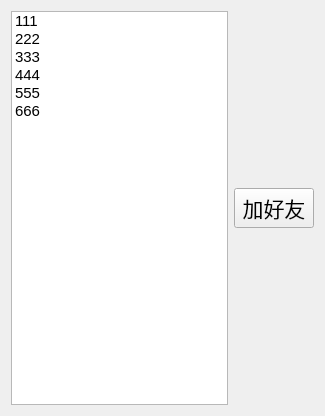
This is TcpClient/online.ui in Jiwj-sudo/Web-disk-project as Qt 5 draws it before an edit. The edited form follows.
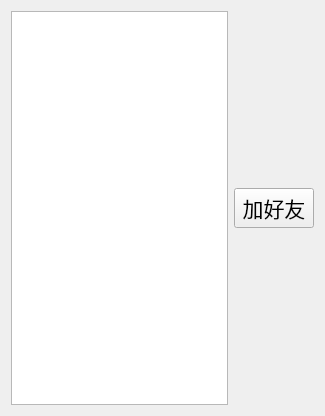
This is the edited form.

Patch:
```diff
--- a/TcpClient/online.ui
+++ b/TcpClient/online.ui
@@ -23,36 +23,6 @@
          <pointsize>11</pointsize>
         </font>
        </property>
-       <item>
-        <property name="text">
-         <string>111</string>
-        </property>
-       </item>
-       <item>
-        <property name="text">
-         <string>222</string>
-        </property>
-       </item>
-       <item>
-        <property name="text">
-         <string>333</string>
-        </property>
-       </item>
-       <item>
-        <property name="text">
-         <string>444</string>
-        </property>
-       </item>
-       <item>
-        <property name="text">
-         <string>555</string>
-        </property>
-       </item>
-       <item>
-        <property name="text">
-         <string>666</string>
-        </property>
-       </item>
       </widget>
      </item>
      <item>
```
